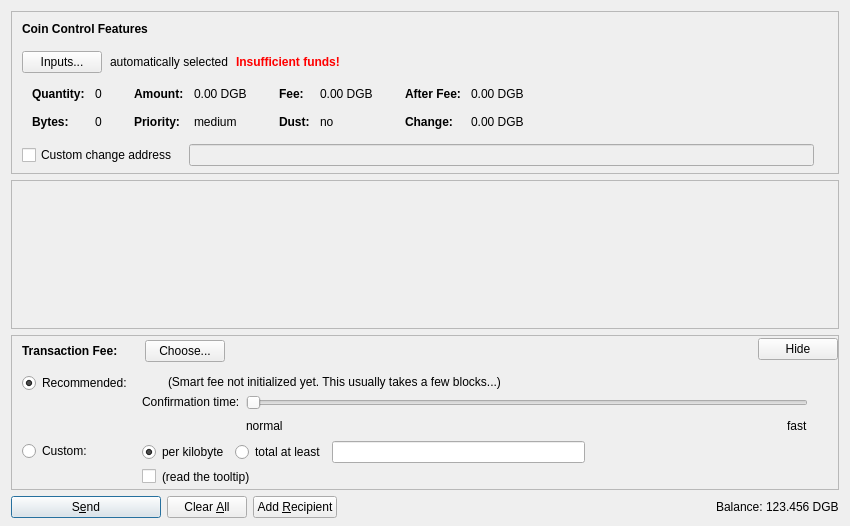
Qt form src/qt/forms/sendcoinsdialog.ui (digicontributer/digibytejs-digibyte-core) before a commit.
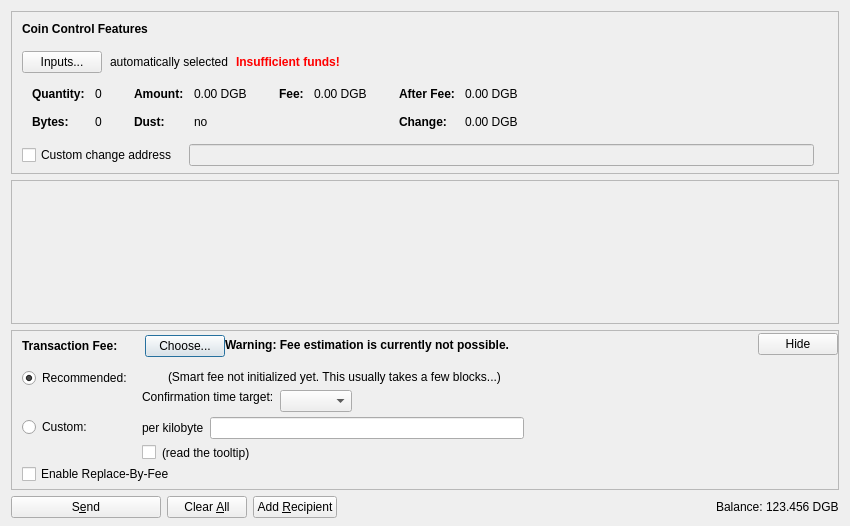
The same form after that commit. Icons and pictures are not drawn. Custom widgets are drawn as their Qt base class.

Patch:
```diff
--- a/src/qt/forms/sendcoinsdialog.ui
+++ b/src/qt/forms/sendcoinsdialog.ui
@@ -332,86 +332,6 @@
                 </widget>
                </item>
                <item row="1" column="0">
-                <widget class="QLabel" name="labelCoinControlPriorityText">
-                 <property name="font">
-                  <font>
-                   <weight>75</weight>
-                   <bold>true</bold>
-                  </font>
-                 </property>
-                 <property name="text">
-                  <string>Priority:</string>
-                 </property>
-                </widget>
-               </item>
-               <item row="1" column="1">
-                <widget class="QLabel" name="labelCoinControlPriority">
-                 <property name="cursor">
-                  <cursorShape>IBeamCursor</cursorShape>
-                 </property>
-                 <property name="contextMenuPolicy">
-                  <enum>Qt::ActionsContextMenu</enum>
-                 </property>
-                 <property name="text">
-                  <string notr="true">medium</string>
-                 </property>
-                 <property name="textInteractionFlags">
-                  <set>Qt::LinksAccessibleByMouse|Qt::TextSelectableByKeyboard|Qt::TextSelectableByMouse</set>
-                 </property>
-                </widget>
-               </item>
-              </layout>
-             </item>
-             <item>
-              <layout class="QFormLayout" name="formLayoutCoinControl3">
-               <property name="horizontalSpacing">
-                <number>10</number>
-               </property>
-               <property name="verticalSpacing">
-                <number>14</number>
-               </property>
-               <property name="leftMargin">
-                <number>6</number>
-               </property>
-               <property name="topMargin">
-                <number>4</number>
-               </property>
-               <property name="rightMargin">
-                <number>6</number>
-               </property>
-               <item row="0" column="0">
-                <widget class="QLabel" name="labelCoinControlFeeText">
-                 <property name="font">
-                  <font>
-                   <weight>75</weight>
-                   <bold>true</bold>
-                  </font>
-                 </property>
-                 <property name="text">
-                  <string>Fee:</string>
-                 </property>
-                 <property name="margin">
-                  <number>0</number>
-                 </property>
-                </widget>
-               </item>
-               <item row="0" column="1">
-                <widget class="QLabel" name="labelCoinControlFee">
-                 <property name="cursor">
-                  <cursorShape>IBeamCursor</cursorShape>
-                 </property>
-                 <property name="contextMenuPolicy">
-                  <enum>Qt::ActionsContextMenu</enum>
-                 </property>
-                 <property name="text">
-                  <string notr="true">0.00 DGB</string>
-                 </property>
-                 <property name="textInteractionFlags">
-                  <set>Qt::LinksAccessibleByMouse|Qt::TextSelectableByKeyboard|Qt::TextSelectableByMouse</set>
-                 </property>
-                </widget>
-               </item>
-               <item row="1" column="0">
                 <widget class="QLabel" name="labelCoinControlLowOutputText">
                  <property name="font">
                   <font>
@@ -442,6 +362,57 @@
                </item>
               </layout>
              </item>
+             <item>
+              <layout class="QFormLayout" name="formLayoutCoinControl3">
+               <property name="horizontalSpacing">
+                <number>10</number>
+               </property>
+               <property name="verticalSpacing">
+                <number>14</number>
+               </property>
+               <property name="leftMargin">
+                <number>6</number>
+               </property>
+               <property name="topMargin">
+                <number>4</number>
+               </property>
+               <property name="rightMargin">
+                <number>6</number>
+               </property>
+               <item row="0" column="0">
+                <widget class="QLabel" name="labelCoinControlFeeText">
+                 <property name="font">
+                  <font>
+                   <weight>75</weight>
+                   <bold>true</bold>
+                  </font>
+                 </property>
+                 <property name="text">
+                  <string>Fee:</string>
+                 </property>
+                 <property name="margin">
+                  <number>0</number>
+                 </property>
+                </widget>
+               </item>
+               <item row="0" column="1">
+                <widget class="QLabel" name="labelCoinControlFee">
+                 <property name="cursor">
+                  <cursorShape>IBeamCursor</cursorShape>
+                 </property>
+                 <property name="contextMenuPolicy">
+                  <enum>Qt::ActionsContextMenu</enum>
+                 </property>
+                 <property name="text">
+                  <string notr="true">0.00 DGB</string>
+                 </property>
+                 <property name="textInteractionFlags">
+                  <set>Qt::LinksAccessibleByMouse|Qt::TextSelectableByKeyboard|Qt::TextSelectableByMouse</set>
+                 </property>
+                </widget>
+               </item>
+              </layout>
+             </item>
              <item>
               <layout class="QFormLayout" name="formLayoutCoinControl4">
                <property name="horizontalSpacing">
@@ -788,11 +759,33 @@
             </item>
            </layout>
           </item>
+          <item>
+           <widget class="QLabel" name="fallbackFeeWarningLabel">
+            <property name="toolTip">
+             <string>Using the fallbackfee can result in sending a transaction that will take several hours or days (or never) to confirm. Consider choosing your fee manually or wait until you have validated the complete chain.</string>
+            </property>
+            <property name="font">
+            <font>
+                <weight>75</weight>
+                <bold>true</bold>
+            </font>
+            </property>
+            <property name="text">
+             <string>Warning: Fee estimation is currently not possible.</string>
+            </property>
+            <property name="wordWrap">
+             <bool>false</bool>
+            </property>
+           </widget>
+          </item>
           <item>
            <spacer name="horizontalSpacer_4">
             <property name="orientation">
              <enum>Qt::Horizontal</enum>
             </property>
+            <property name="sizeType">
+             <enum>QSizePolicy::MinimumExpanding</enum>
+            </property>
             <property name="sizeHint" stdset="0">
              <size>
               <width>40</width>
@@ -853,36 +846,19 @@
                <item>
                 <layout class="QHBoxLayout" name="horizontalLayoutFee13">
                  <item>
-                  <widget class="QRadioButton" name="radioCustomPerKilobyte">
+                  <widget class="QLabel" name="labelCustomPerKilobyte">
                    <property name="toolTip">
-                    <string>If the custom fee is set to 1000 satoshis and the transaction is only 250 bytes, then &quot;per kilobyte&quot; only pays 250 satoshis in fee, while &quot;total at least&quot; pays 1000 satoshis. For transactions bigger than a kilobyte both pay by kilobyte.</string>
+                    <string>Specify a custom fee per kB (1,000 bytes) of the transaction's virtual size.
+
+Note:  Since the fee is calculated on a per-byte basis, a fee of "100 satoshis per kB" for a transaction size of 500 bytes (half of 1 kB) would ultimately yield a fee of only 50 satoshis.</string>
                    </property>
                    <property name="text">
                     <string>per kilobyte</string>
                    </property>
-                   <property name="checked">
-                    <bool>true</bool>
-                   </property>
-                   <attribute name="buttonGroup">
-                    <string notr="true">groupCustomFee</string>
-                   </attribute>
                   </widget>
                  </item>
                  <item>
-                  <widget class="QRadioButton" name="radioCustomAtLeast">
-                   <property name="toolTip">
-                    <string>If the custom fee is set to 1000 satoshis and the transaction is only 250 bytes, then &quot;per kilobyte&quot; only pays 250 satoshis in fee, while &quot;total at least&quot; pays 1000 satoshis. For transactions bigger than a kilobyte both pay by kilobyte.</string>
-                   </property>
-                   <property name="text">
-                    <string>total at least</string>
-                   </property>
-                   <attribute name="buttonGroup">
-                    <string notr="true">groupCustomFee</string>
-                   </attribute>
-                  </widget>
-                 </item>
-                 <item>
-                  <widget class="BitcoinAmountField" name="customFee"/>
+                  <widget class="DigiByteAmountField" name="customFee"/>
                  </item>
                  <item>
                   <spacer name="horizontalSpacer_6">
@@ -1060,7 +1036,7 @@
                    <item>
                     <widget class="QLabel" name="labelSmartFee3">
                      <property name="text">
-                      <string>Confirmation time:</string>
+                      <string>Confirmation time target:</string>
                      </property>
                      <property name="margin">
                       <number>2</number>
@@ -1088,44 +1064,15 @@
                     <number>30</number>
                    </property>
                    <item>
-                    <widget class="QSlider" name="sliderSmartFee">
-                     <property name="minimum">
+                    <layout class="QHBoxLayout" name="horizontalLayoutConfTarget">
+                     <property name="bottomMargin">
                       <number>0</number>
                      </property>
-                     <property name="maximum">
-                      <number>24</number>
-                     </property>
-                     <property name="pageStep">
-                      <number>1</number>
-                     </property>
-                     <property name="value">
-                      <number>0</number>
-                     </property>
-                     <property name="orientation">
-                      <enum>Qt::Horizontal</enum>
-                     </property>
-                     <property name="invertedAppearance">
-                      <bool>false</bool>
-                     </property>
-                     <property name="invertedControls">
-                      <bool>false</bool>
-                     </property>
-                     <property name="tickPosition">
-                      <enum>QSlider::NoTicks</enum>
-                     </property>
-                    </widget>
-                   </item>
-                   <item>
-                    <layout class="QHBoxLayout" name="horizontalLayoutFee10">
                      <item>
-                      <widget class="QLabel" name="labelSmartFeeNormal">
-                       <property name="text">
-                        <string>normal</string>
-                       </property>
-                      </widget>
+                      <widget class="QComboBox" name="confTargetSelector"/>
                      </item>
                      <item>
-                      <spacer name="horizontalSpacer_3">
+                      <spacer name="horizontalSpacerConfTarget">
                        <property name="orientation">
                         <enum>Qt::Horizontal</enum>
                        </property>
@@ -1137,13 +1084,6 @@
                        </property>
                       </spacer>
                      </item>
-                     <item>
-                      <widget class="QLabel" name="labelSmartFeeFast">
-                       <property name="text">
-                        <string>fast</string>
-                       </property>
-                      </widget>
-                     </item>
                     </layout>
                    </item>
                   </layout>
@@ -1167,6 +1107,16 @@
              </item>
             </layout>
            </item>
+           <item>
+            <widget class="QCheckBox" name="optInRBF">
+             <property name="text">
+              <string>Enable Replace-By-Fee</string>
+             </property>
+             <property name="toolTip">
+              <string>With Replace-By-Fee (BIP-125) you can increase a transaction's fee after it is sent. Without this, a higher fee may be recommended to compensate for increased transaction delay risk.</string>
+             </property>
+            </widget>
+           </item>
           </layout>
          </widget>
         </item>
@@ -1177,8 +1127,8 @@
           </property>
           <property name="sizeHint" stdset="0">
            <size>
-            <width>800</width>
-            <height>1</height>
+            <width>40</width>
+            <height>5</height>
            </size>
           </property>
          </spacer>
@@ -1205,14 +1155,14 @@
         <string>S&amp;end</string>
        </property>
        <property name="icon">
-        <iconset resource="../bitcoin.qrc">
+        <iconset resource="../digibyte.qrc">
          <normaloff>:/icons/send</normaloff>:/icons/send</iconset>
        </property>
        <property name="autoDefault">
         <bool>false</bool>
        </property>
        <property name="default">
-        <bool>true</bool>
+        <bool>false</bool>
        </property>
       </widget>
      </item>
@@ -1231,7 +1181,7 @@
         <string>Clear &amp;All</string>
        </property>
        <property name="icon">
-        <iconset resource="../bitcoin.qrc">
+        <iconset resource="../digibyte.qrc">
          <normaloff>:/icons/remove</normaloff>:/icons/remove</iconset>
        </property>
        <property name="autoDefault">
@@ -1248,7 +1198,7 @@
         <string>Add &amp;Recipient</string>
        </property>
        <property name="icon">
-        <iconset resource="../bitcoin.qrc">
+        <iconset resource="../digibyte.qrc">
          <normaloff>:/icons/add</normaloff>:/icons/add</iconset>
        </property>
        <property name="autoDefault">
@@ -1316,21 +1266,20 @@
   <customwidget>
    <class>QValidatedLineEdit</class>
    <extends>QLineEdit</extends>
-   <header>qvalidatedlineedit.h</header>
+   <header>qt/qvalidatedlineedit.h</header>
   </customwidget>
   <customwidget>
-   <class>BitcoinAmountField</class>
+   <class>DigiByteAmountField</class>
    <extends>QLineEdit</extends>
-   <header>bitcoinamountfield.h</header>
+   <header>qt/digibyteamountfield.h</header>
    <container>1</container>
   </customwidget>
  </customwidgets>
  <resources>
-  <include location="../bitcoin.qrc"/>
+  <include location="../digibyte.qrc"/>
  </resources>
  <connections/>
  <buttongroups>
   <buttongroup name="groupFee"/>
-  <buttongroup name="groupCustomFee"/>
  </buttongroups>
 </ui>
```
